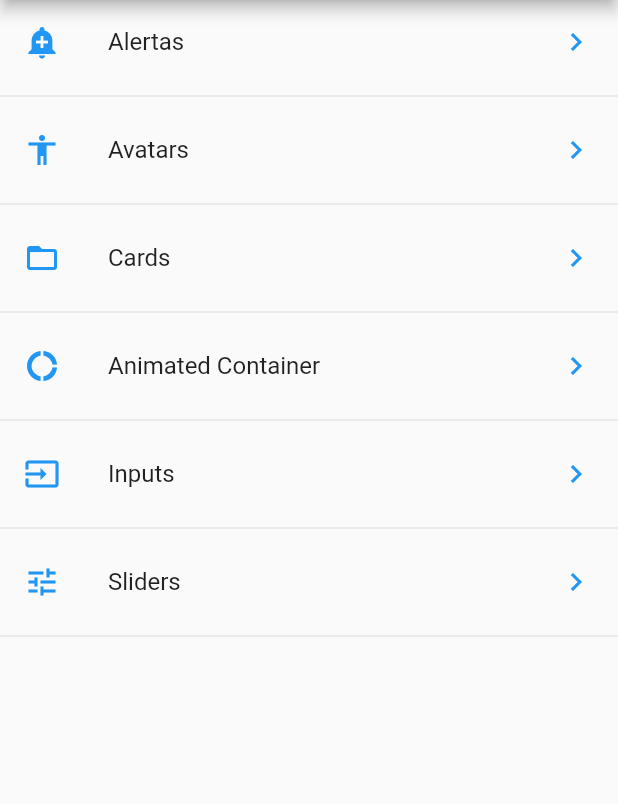
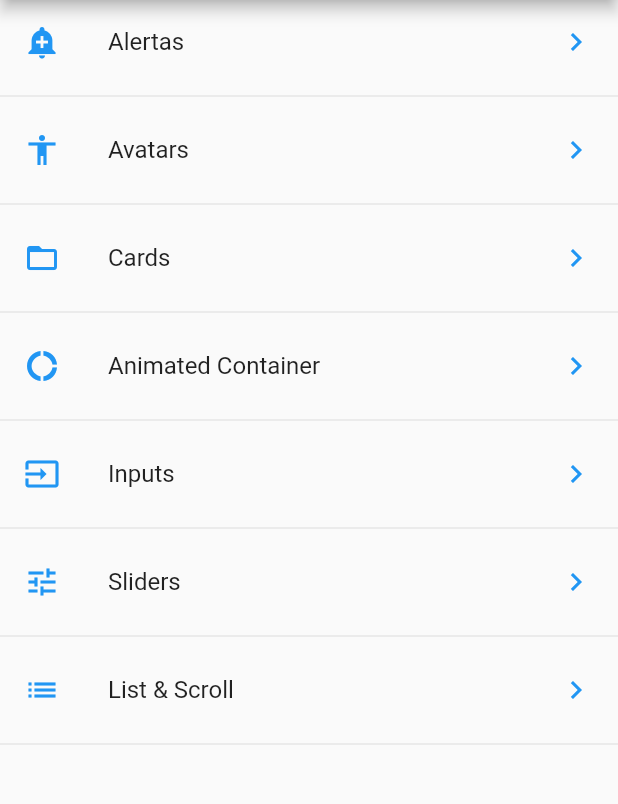
Before and after one commit to unknownbreakdown/flutter-components, a Flutter app: the screen it shows after launch, on a phone screen of 412 x 824 dp, the part 84-888 px from its top. Run offline on Flutter 3.47's test engine with Material 2 defaults, Android fonts, the phone set to English and light mode, and no system bars.

Commit message:
Listview Builder

```diff
--- a/data/menu_opts.json
+++ b/data/menu_opts.json
@@ -30,6 +30,11 @@
             "ruta" : "slider",
             "icon" : "tune",
             "texto": "Sliders"
+        },
+        {
+            "ruta" : "list",
+            "icon" : "list",
+            "texto": "List & Scroll"
         }
     ]
 }
--- a/lib/main.dart
+++ b/lib/main.dart
@@ -5,6 +5,7 @@ import 'package:flutter_components/src/pages/avatar.dart';
 import 'package:flutter_components/src/pages/card.dart';
 import 'package:flutter_components/src/pages/home.dart';
 import 'package:flutter_components/src/pages/input.dart';
+import 'package:flutter_components/src/pages/list.dart';
 import 'package:flutter_components/src/pages/slider.dart';
 import 'package:flutter_localizations/flutter_localizations.dart';
 
@@ -33,6 +34,7 @@ class MyApp extends StatelessWidget {
         'animated_container': (BuildContext context) => AnimatedContainerPage(),
         'input': (BuildContext context) => InputPage(),
         'slider': (BuildContext context) => SliderPage(),
+        'list': (BuildContext context) => ListPage(),
       },
       onGenerateRoute: (RouteSettings settings) {
         print("Route named ${settings.name}");
--- a/lib/src/utils/icon_from_string.dart
+++ b/lib/src/utils/icon_from_string.dart
@@ -7,6 +7,7 @@ final Map<String, IconData> _icons = {
   'donut_large': Icons.donut_large,
   'input': Icons.input,
   'tune': Icons.tune,
+  'list': Icons.list,
 };
 
 Icon getIcon(String iconName) {
```
Also changed, not shown: lib/src/pages/list.dart (added, +34 -0 lines).
